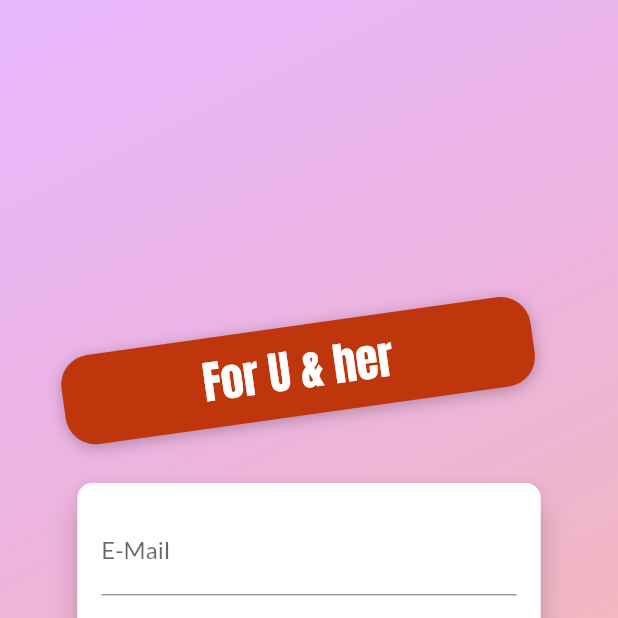
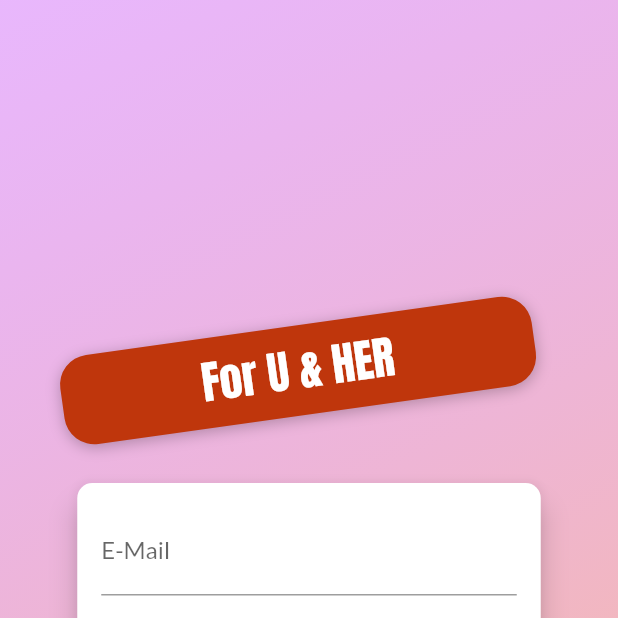
Before and after one commit to TammamKhalaf/ForUandher, a Flutter app: the screen it shows after launch, on a phone screen of 412 x 824 dp, the top half of it. Run offline on Flutter 3.47's test engine with Material 2 defaults, Android fonts, the phone set to English and light mode, and no system bars; our stand-ins replace shared_preferences.

Commit message:
Working with the "AnimatedContainer"

```diff
--- a/lib/screens/auth_screen.dart
+++ b/lib/screens/auth_screen.dart
@@ -61,7 +61,7 @@ class AuthScreen extends StatelessWidget {
                         ],
                       ),
                       child: Text(
-                        'For U & her',
+                        'For U & HER',
                         style: TextStyle(
                           color: Theme.of(context).accentTextTheme.title.color,
                           fontSize: 30,
@@ -222,16 +222,15 @@ class _AuthCardState extends State<AuthCard>
         borderRadius: BorderRadius.circular(10.0),
       ),
       elevation: 8.0,
-      child: AnimatedBuilder(
-        animation: _heightAnimation,
-        builder: (ctx, ch) => Container(
-            // height: _authMode == AuthMode.Signup ? 320 : 260,
-            height: _heightAnimation.value.height,
-            constraints:
-                BoxConstraints(minHeight: _heightAnimation.value.height),
-            width: deviceSize.width * 0.75,
-            padding: EdgeInsets.all(16.0),
-            child: ch),
+      child: AnimatedContainer(
+        duration: Duration(milliseconds: 300),
+        curve: Curves.easeIn,
+        height: _authMode == AuthMode.Signup ? 320 : 260,
+        // height: _heightAnimation.value.height,
+        constraints:
+            BoxConstraints(minHeight: _authMode == AuthMode.Signup ? 320 : 260),
+        width: deviceSize.width * 0.75,
+        padding: EdgeInsets.all(16.0),
         child: Form(
           key: _formKey,
           child: SingleChildScrollView(
```
